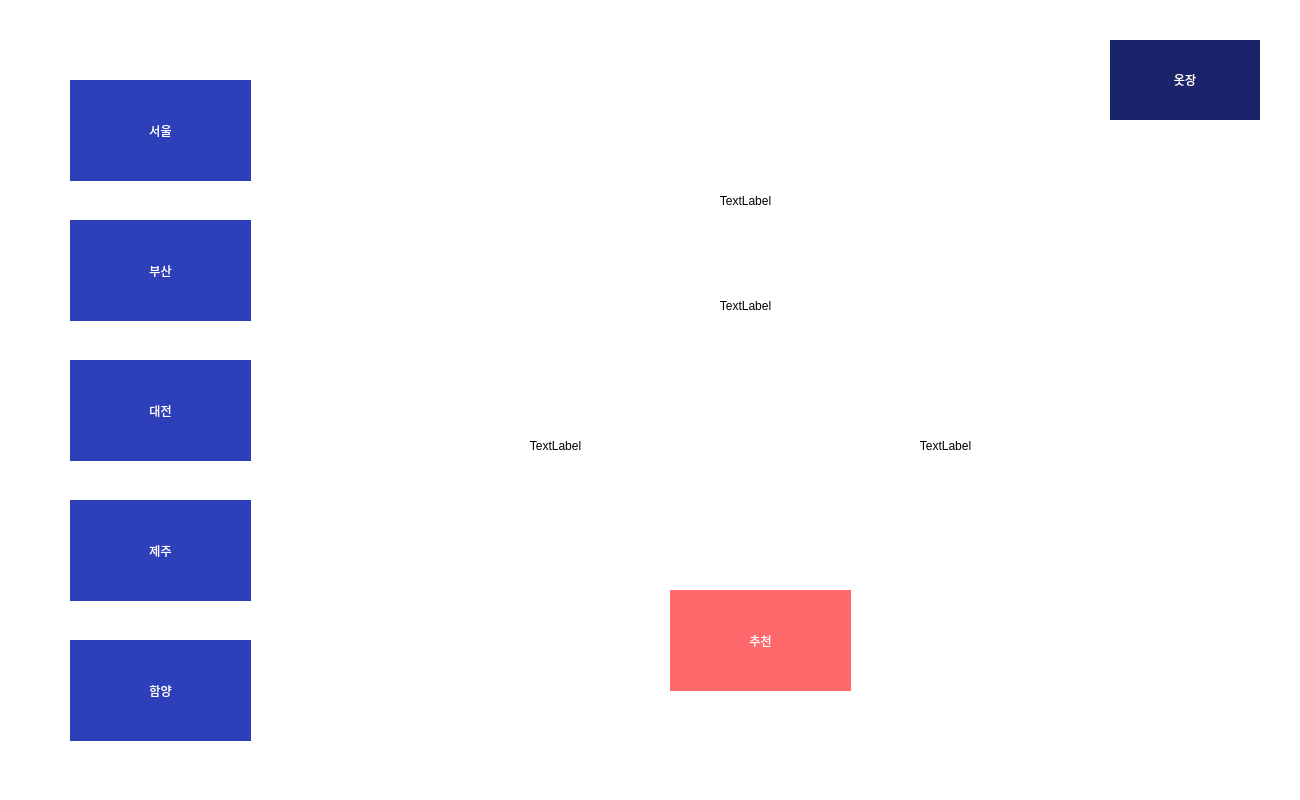
The window that _uiFile/viewMain.ui (jonga0209/Python_weatherPicker) describes before a commit, drawn with Qt 5.
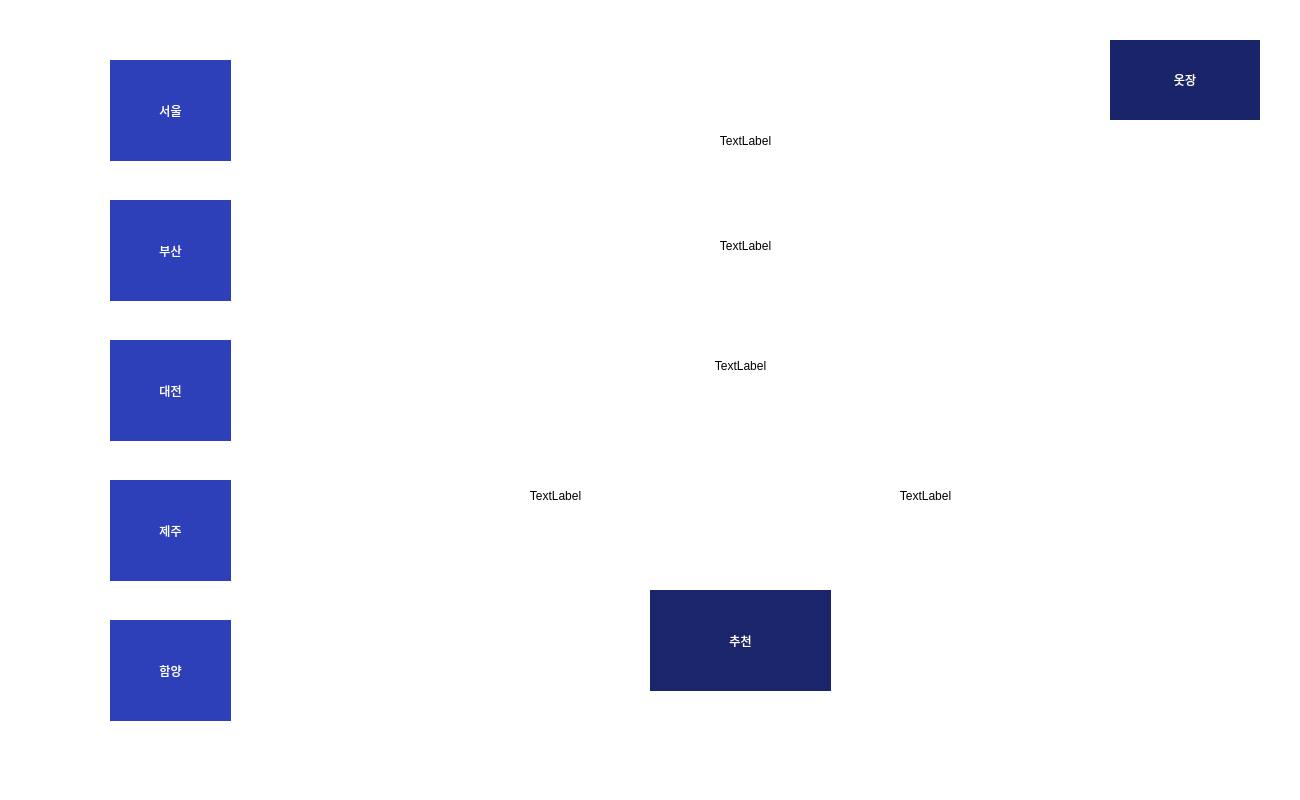
The same window after the commit.

```diff
--- a/_uiFile/viewMain.ui
+++ b/_uiFile/viewMain.ui
@@ -50,7 +50,7 @@
   <widget class="QPushButton" name="m_btn_reco">
    <property name="geometry">
     <rect>
-     <x>670</x>
+     <x>650</x>
      <y>590</y>
      <width>181</width>
      <height>101</height>
@@ -59,8 +59,8 @@
    <property name="styleSheet">
     <string notr="true">font: 25 15pt &quot;나눔바른고딕 Light&quot;;
 color: rgb(255, 255, 255);
-background-color: rgb(255, 105, 107);
-border:0px;</string>
+border:0px;
+background-color: rgb(26, 37, 107);</string>
    </property>
    <property name="text">
     <string>추천</string>
@@ -70,7 +70,7 @@
    <property name="geometry">
     <rect>
      <x>570</x>
-     <y>170</y>
+     <y>110</y>
      <width>351</width>
      <height>61</height>
     </rect>
@@ -90,7 +90,7 @@
    <property name="geometry">
     <rect>
      <x>510</x>
-     <y>250</y>
+     <y>190</y>
      <width>471</width>
      <height>111</height>
     </rect>
@@ -109,10 +109,10 @@
   <widget class="QLabel" name="m_la_state">
    <property name="geometry">
     <rect>
-     <x>780</x>
-     <y>390</y>
-     <width>331</width>
-     <height>111</height>
+     <x>370</x>
+     <y>330</y>
+     <width>741</width>
+     <height>71</height>
     </rect>
    </property>
    <property name="styleSheet">
@@ -129,8 +129,8 @@
   <widget class="QLabel" name="m_la_tem">
    <property name="geometry">
     <rect>
-     <x>390</x>
-     <y>390</y>
+     <x>760</x>
+     <y>440</y>
      <width>331</width>
      <height>111</height>
     </rect>
@@ -149,9 +149,9 @@
   <widget class="QPushButton" name="m_btn_seoul">
    <property name="geometry">
     <rect>
-     <x>70</x>
-     <y>80</y>
-     <width>181</width>
+     <x>110</x>
+     <y>60</y>
+     <width>121</width>
      <height>101</height>
     </rect>
    </property>
@@ -168,9 +168,9 @@
   <widget class="QPushButton" name="m_btn_busan">
    <property name="geometry">
     <rect>
-     <x>70</x>
-     <y>220</y>
-     <width>181</width>
+     <x>110</x>
+     <y>200</y>
+     <width>121</width>
      <height>101</height>
     </rect>
    </property>
@@ -188,9 +188,9 @@
   <widget class="QPushButton" name="m_btn_dejun">
    <property name="geometry">
     <rect>
-     <x>70</x>
-     <y>360</y>
-     <width>181</width>
+     <x>110</x>
+     <y>340</y>
+     <width>121</width>
      <height>101</height>
     </rect>
    </property>
@@ -207,9 +207,9 @@
   <widget class="QPushButton" name="m_btn_jeju">
    <property name="geometry">
     <rect>
-     <x>70</x>
-     <y>500</y>
-     <width>181</width>
+     <x>110</x>
+     <y>480</y>
+     <width>121</width>
      <height>101</height>
     </rect>
    </property>
@@ -226,9 +226,9 @@
   <widget class="QPushButton" name="m_btn_ham">
    <property name="geometry">
     <rect>
-     <x>70</x>
-     <y>640</y>
-     <width>181</width>
+     <x>110</x>
+     <y>620</y>
+     <width>121</width>
      <height>101</height>
     </rect>
    </property>
@@ -242,6 +242,26 @@
     <string>함양</string>
    </property>
   </widget>
+  <widget class="QLabel" name="m_la_tem_2">
+   <property name="geometry">
+    <rect>
+     <x>390</x>
+     <y>440</y>
+     <width>331</width>
+     <height>111</height>
+    </rect>
+   </property>
+   <property name="styleSheet">
+    <string notr="true">
+font: 25 20pt &quot;나눔바른고딕 Light&quot;;</string>
+   </property>
+   <property name="text">
+    <string>TextLabel</string>
+   </property>
+   <property name="alignment">
+    <set>Qt::AlignCenter</set>
+   </property>
+  </widget>
  </widget>
  <resources/>
  <connections/>
```
Left out of the diff: 2 changed lines with no effect on the pictures.
